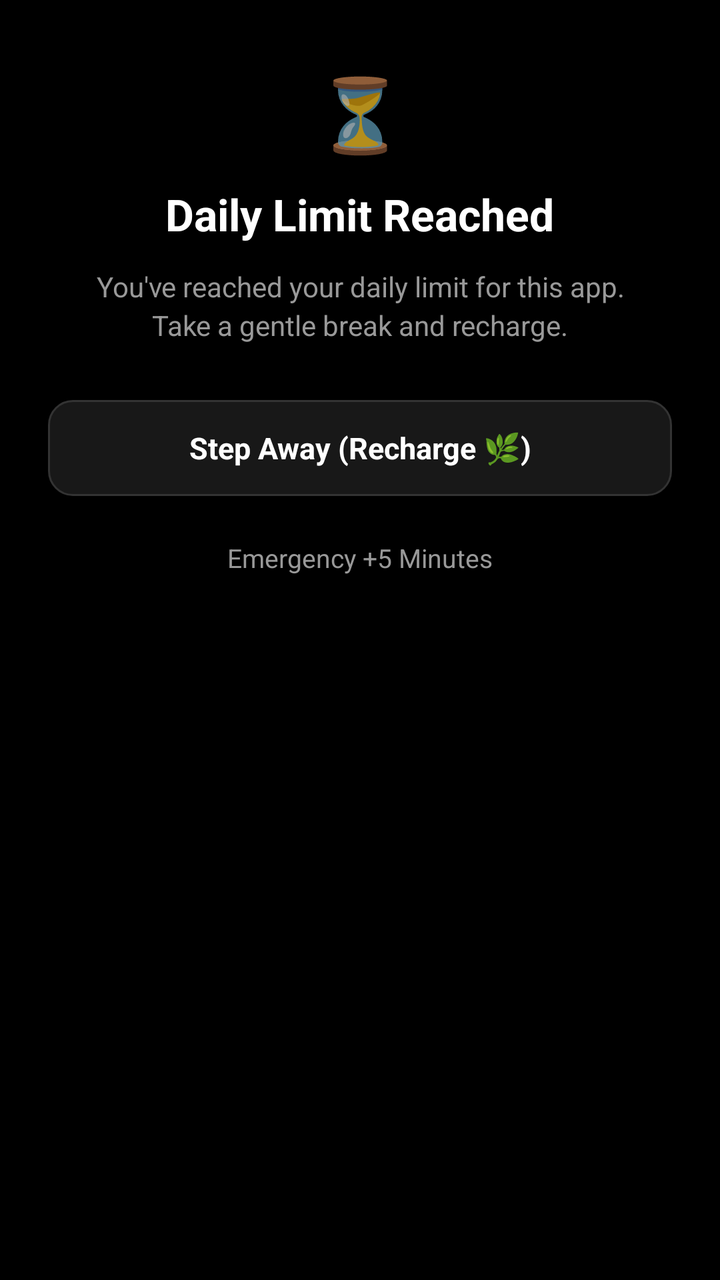
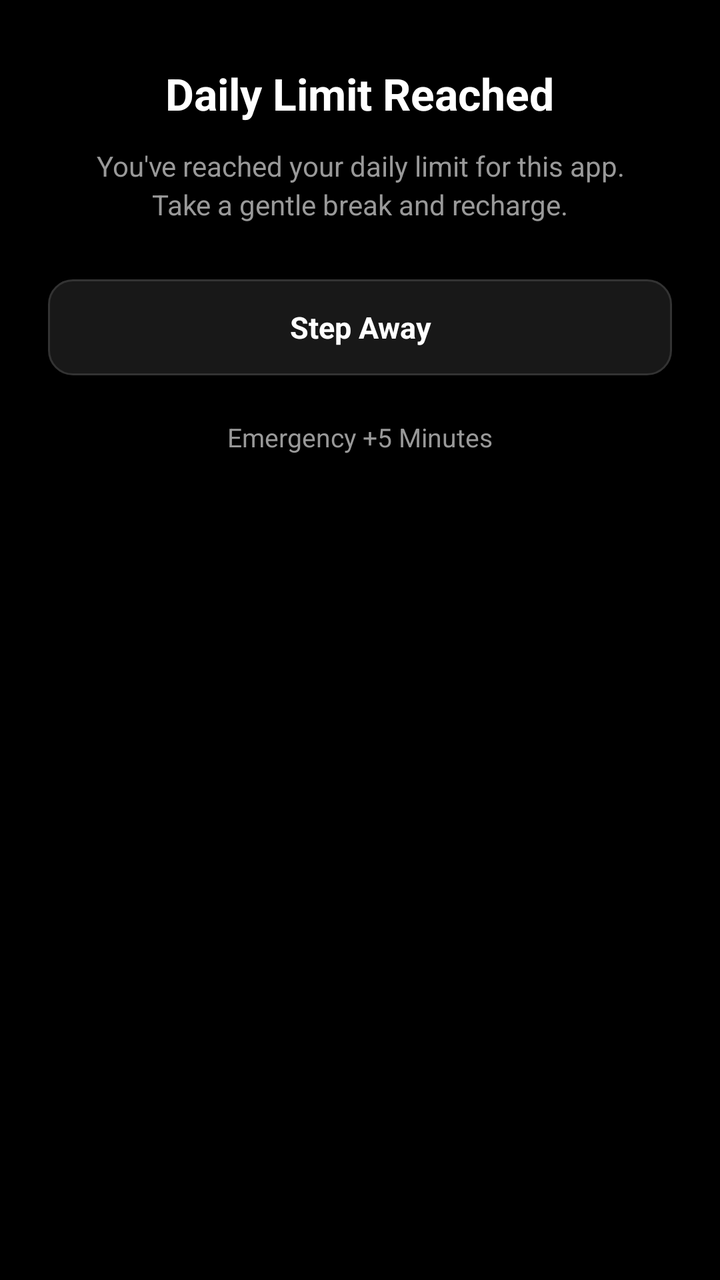

An Android layout rendered at two revisions. The XML below is the earlier revision; the diff shows what the commit changed to produce the second picture.
<!-- AndroidManifest.xml: application theme Theme.MinimalLauncher -->
<!-- res/layout/dialog_gentle_lockout.xml -->
<?xml version="1.0" encoding="utf-8"?>
<LinearLayout xmlns:android="http://schemas.android.com/apk/res/android"
    android:layout_width="match_parent"
    android:layout_height="wrap_content"
    android:background="?attr/launcherBackground"
    android:gravity="center_horizontal"
    android:orientation="vertical"
    android:paddingStart="24dp"
    android:paddingTop="32dp"
    android:paddingEnd="24dp"
    android:paddingBottom="28dp">

    <TextView
        android:layout_width="wrap_content"
        android:layout_height="wrap_content"
        android:text="⏳"
        android:textSize="36sp" />

    <TextView
        android:layout_width="wrap_content"
        android:layout_height="wrap_content"
        android:layout_marginTop="12dp"
        android:text="Daily Limit Reached"
        android:textColor="?attr/primaryTextColor"
        android:textSize="22sp"
        android:textStyle="bold" />

    <TextView
        android:id="@+id/tvLockoutMessage"
        android:layout_width="match_parent"
        android:layout_height="wrap_content"
        android:layout_marginTop="12dp"
        android:gravity="center"
        android:lineSpacingExtra="3dp"
        android:text="You've reached your daily limit for this app.\nTake a gentle break and recharge."
        android:textColor="?attr/secondaryTextColor"
        android:textSize="14sp" />

    
    <TextView
        android:id="@+id/btnStepAway"
        android:layout_width="match_parent"
        android:layout_height="48dp"
        android:layout_marginTop="28dp"
        android:background="?attr/searchBackground"
        android:gravity="center"
        android:text="Step Away (Recharge 🌿)"
        android:textColor="?attr/primaryTextColor"
        android:textSize="15sp"
        android:textStyle="bold" />

    
    <TextView
        android:id="@+id/btnSnoozeEmergency"
        android:layout_width="wrap_content"
        android:layout_height="wrap_content"
        android:layout_marginTop="14dp"
        android:background="?android:attr/selectableItemBackground"
        android:padding="8dp"
        android:text="Emergency +5 Minutes"
        android:textColor="?attr/secondaryTextColor"
        android:textSize="13sp" />

</LinearLayout>
<!-- resources referenced by this layout -->
<resources>
  <style name="Theme.MinimalLauncher" parent="Theme.AppCompat.NoActionBar">
          <item name="android:windowBackground">@color/bg_dark</item>
          <item name="android:colorBackground">@color/bg_dark</item>
          <item name="android:statusBarColor">@color/transparent</item>
          <item name="android:navigationBarColor">@color/transparent</item>
          <item name="android:windowLightStatusBar">false</item>
          <item name="android:windowLightNavigationBar">false</item>
  
          
          <item name="android:windowAnimationStyle">@null</item>
          <item name="android:windowDisablePreview">true</item>
  
          
          <item name="launcherBackground">@color/bg_dark</item>
          <item name="primaryTextColor">@color/text_primary_dark</item>
          <item name="secondaryTextColor">@color/text_secondary_dark</item>
          <item name="searchBackground">@drawable/bg_search_dark</item>
          <item name="itemHighlight">@color/highlight_dark</item>
          <item name="dividerColor">@color/divider_dark</item>
      </style>
  <color name="bg_dark">#000000</color>
  <color name="transparent">#00000000</color>
  <color name="text_primary_dark">#FFFFFF</color>
  <color name="text_secondary_dark">#999999</color>
  <!-- drawable bg_search_dark (drawable) -->
  <?xml version="1.0" encoding="utf-8"?>
  <shape xmlns:android="http://schemas.android.com/apk/res/android"
      android:shape="rectangle">
      <solid android:color="@color/search_bg_dark" />
      <corners android:radius="12dp" />
      <stroke
          android:width="1dp"
          android:color="#333333" />
  </shape>
  <color name="highlight_dark">#2A2A2A</color>
  <color name="divider_dark">#222222</color>
  <color name="search_bg_dark">#181818</color>
</resources>

<!-- the commit's change to res/layout/dialog_gentle_lockout.xml (unified diff, before → after) -->
@@ -13,13 +13,6 @@
     <TextView
         android:layout_width="wrap_content"
         android:layout_height="wrap_content"
-        android:text="⏳"
-        android:textSize="36sp" />
-
-    <TextView
-        android:layout_width="wrap_content"
-        android:layout_height="wrap_content"
-        android:layout_marginTop="12dp"
         android:text="Daily Limit Reached"
         android:textColor="?attr/primaryTextColor"
         android:textSize="22sp"
@@ -44,7 +37,7 @@
         android:layout_marginTop="28dp"
         android:background="?attr/searchBackground"
         android:gravity="center"
-        android:text="Step Away (Recharge 🌿)"
+        android:text="Step Away"
         android:textColor="?attr/primaryTextColor"
         android:textSize="15sp"
         android:textStyle="bold" />
